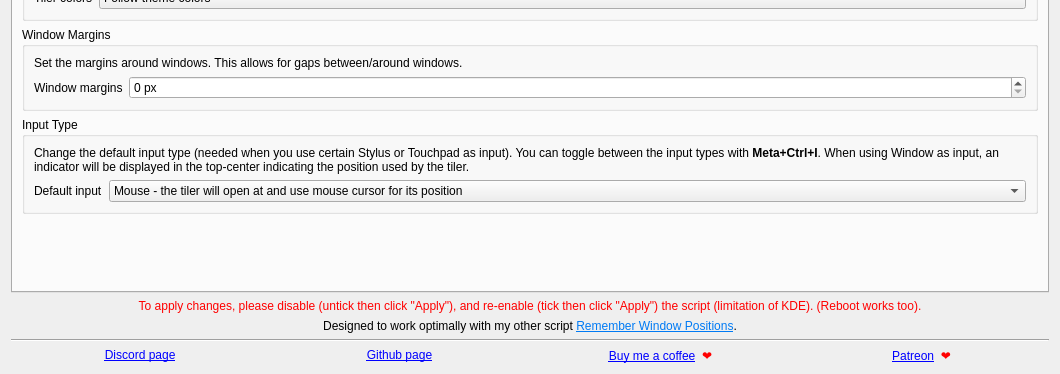
BoredDan/MouseTiler, file src/contents/ui/config.ui: the form before one commit; both pictures show x 0 to 1060 and y 395 to 769 of the 1060 by 769 pixel window.
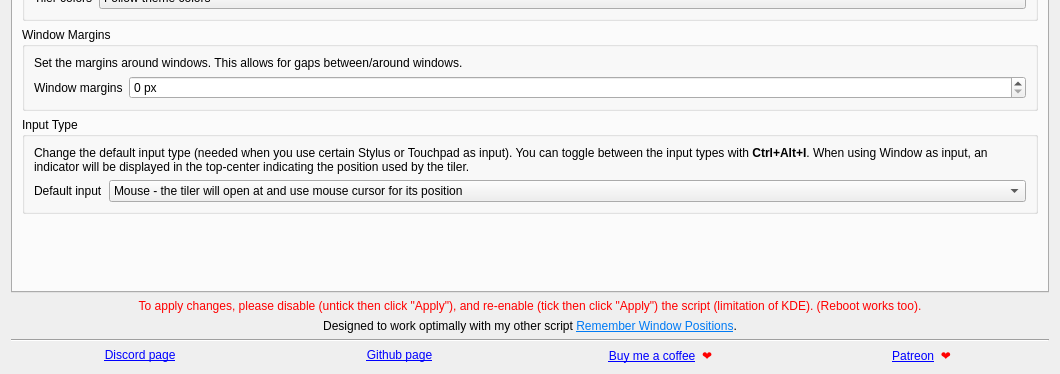
The form after the commit. Icons and pictures are not drawn.

Commit message: Change toggle input keyboard shortcut to Ctrl+Alt+I to avoid conflict in older versions of KDE Plasma (6.4 and earlier).

```diff
--- a/src/contents/ui/config.ui
+++ b/src/contents/ui/config.ui
@@ -393,7 +393,7 @@
           <item>
            <widget class="QLabel" name="label_44">
             <property name="text">
-             <string>&lt;html&gt;&lt;head/&gt;&lt;body&gt;&lt;p&gt;Change the default input type (needed when you use certain Stylus or Touchpad as input). You can toggle between the input types with &lt;span style=&quot; font-weight:700;&quot;&gt;Meta+Ctrl+I&lt;/span&gt;. When using Window as input, an indicator will be displayed in the top-center indicating the position used by the tiler.&lt;/p&gt;&lt;/body&gt;&lt;/html&gt;</string>
+             <string>&lt;html&gt;&lt;head/&gt;&lt;body&gt;&lt;p&gt;Change the default input type (needed when you use certain Stylus or Touchpad as input). You can toggle between the input types with &lt;span style=&quot; font-weight:700;&quot;&gt;Ctrl+Alt+I&lt;/span&gt;. When using Window as input, an indicator will be displayed in the top-center indicating the position used by the tiler.&lt;/p&gt;&lt;/body&gt;&lt;/html&gt;</string>
             </property>
             <property name="wordWrap">
              <bool>true</bool>
```
Left out of the diff: 2 changed lines with no effect on the pictures. The commit also changes 1 other file.
